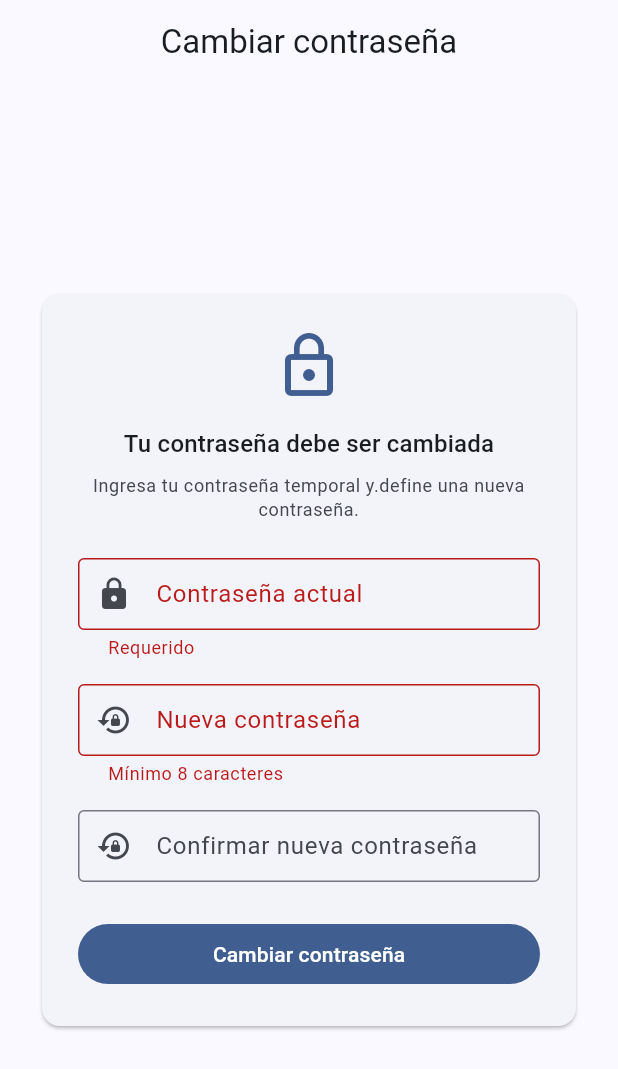
After one commit to Fivoryu/si2_p2_mobile, a Flutter app: the ChangePasswordScreen screen opened by its route, after a tap on "Cambiar contraseña", on a phone screen of 412 x 824 dp. The commit adds this screen. Shown: the top 1069 px of the screen. Run offline on Flutter 3.47's test engine with Material 3 defaults, Android fonts, the phone set to English and light mode, and no system bars; our stand-ins replace connectivity_plus, dio, flutter_map, flutter_riverpod, flutter_secure_storage, geolocator and 4 more; missing offline and left inert: record; accounts and stored records are empty.

Commit message:
feat(saas): add force password change screen and AcquireMock integration
- change_password_screen: form to change temp password on first login
- auth_session: add mustChangePassword field from JWT
- auth_api: add changePassword() method
- auth_service: persist mustChangePassword in secure storage, changePassword method
- router: /change-password route, redirect if must_change_password
- login: check mustChangePassword before navigating to home

```diff
--- a/lib/data/api/auth_api.dart
+++ b/lib/data/api/auth_api.dart
@@ -48,4 +48,14 @@ class AuthApi {
   Future<void> logout() async {
     await _dio.post<void>('/auth/logout');
   }
+
+  Future<void> changePassword({
+    required String passwordActual,
+    required String passwordNueva,
+  }) async {
+    await _dio.post<void>('/auth/change-password', data: {
+      'password_actual': passwordActual,
+      'password_nueva': passwordNueva,
+    });
+  }
 }
--- a/lib/data/models/auth_session.dart
+++ b/lib/data/models/auth_session.dart
@@ -4,12 +4,14 @@ class AuthSession {
     required this.rol,
     required this.tenantId,
     required this.usuarioId,
+    this.mustChangePassword = false,
   });
 
   final String accessToken;
   final String rol;
   final String? tenantId;
   final String usuarioId;
+  final bool mustChangePassword;
 
   factory AuthSession.fromJson(Map<String, dynamic> json) {
     return AuthSession(
@@ -17,6 +19,8 @@ class AuthSession {
       rol: json['rol'] as String,
       tenantId: json['tenant_id'] as String?,
       usuarioId: json['usuario_id'] as String,
+      mustChangePassword:
+          json['must_change_password'] as bool? ?? false,
     );
   }
 }
--- /dev/null
+++ b/lib/screens/change_password_screen.dart
@@ -0,0 +1,161 @@
+import 'package:flutter/material.dart';
+import 'package:flutter_riverpod/flutter_riverpod.dart';
+import 'package:go_router/go_router.dart';
+
+import '../core/api_errors.dart';
+import '../providers/app_providers.dart';
+
+class ChangePasswordScreen extends ConsumerStatefulWidget {
+  const ChangePasswordScreen({super.key});
+
+  @override
+  ConsumerState<ChangePasswordScreen> createState() =>
+      _ChangePasswordScreenState();
+}
+
+class _ChangePasswordScreenState extends ConsumerState<ChangePasswordScreen> {
+  final _formKey = GlobalKey<FormState>();
+  final _actualCtrl = TextEditingController();
+  final _nuevaCtrl = TextEditingController();
+  final _confirmCtrl = TextEditingController();
+  bool _saving = false;
+
+  @override
+  void dispose() {
+    _actualCtrl.dispose();
+    _nuevaCtrl.dispose();
+    _confirmCtrl.dispose();
+    super.dispose();
+  }
+
+  Future<void> _submit() async {
+    if (!_formKey.currentState!.validate()) return;
+
+    setState(() => _saving = true);
+    try {
+      final authService = ref.read(authServiceProvider);
+      await authService.changePassword(
+        passwordActual: _actualCtrl.text,
+        passwordNueva: _nuevaCtrl.text,
+      );
+      if (mounted) {
+        ScaffoldMessenger.of(context).showSnackBar(
+          const SnackBar(content: Text('Contraseña actualizada')),
+        );
+        context.go('/home');
+      }
+    } catch (e) {
+      if (mounted) {
+        ScaffoldMessenger.of(context).showSnackBar(
+          SnackBar(content: Text(messageFromDio(e))),
+        );
+      }
+    } finally {
+      if (mounted) setState(() => _saving = false);
+    }
+  }
+
+  @override
+  Widget build(BuildContext context) {
+    final theme = Theme.of(context);
+
+    return Scaffold(
+      appBar: AppBar(title: const Text('Cambiar contraseña')),
+      body: SafeArea(
+        child: Center(
+          child: SingleChildScrollView(
+            padding: const EdgeInsets.all(24),
+            child: Card(
+              child: Padding(
+                padding: const EdgeInsets.all(24),
+                child: Form(
+                  key: _formKey,
+                  child: Column(
+                    mainAxisSize: MainAxisSize.min,
+                    crossAxisAlignment: CrossAxisAlignment.stretch,
+                    children: [
+                      Icon(
+                        Icons.lock_outline,
+                        size: 48,
+                        color: theme.colorScheme.primary,
+                      ),
+                      const SizedBox(height: 16),
+                      Text(
+                        'Tu contraseña debe ser cambiada',
+                        textAlign: TextAlign.center,
+                        style: theme.textTheme.titleMedium,
+                      ),
+                      const SizedBox(height: 8),
+                      Text(
+                        'Ingresa tu contraseña temporal y.define una nueva contraseña.',
+                        textAlign: TextAlign.center,
+                        style: theme.textTheme.bodySmall?.copyWith(
+                          color: theme.colorScheme.onSurfaceVariant,
+                        ),
+                      ),
+                      const SizedBox(height: 24),
+                      TextFormField(
+                        controller: _actualCtrl,
+                        obscureText: true,
+                        decoration: const InputDecoration(
+                          labelText: 'Contraseña actual',
+                          prefixIcon: Icon(Icons.lock),
+                        ),
+                        validator: (v) =>
+                            v == null || v.isEmpty ? 'Requerido' : null,
+                      ),
+                      const SizedBox(height: 16),
+                      TextFormField(
+                        controller: _nuevaCtrl,
+                        obscureText: true,
+                        decoration: const InputDecoration(
+                          labelText: 'Nueva contraseña',
+                          prefixIcon: Icon(Icons.lock_reset),
+                        ),
+                        validator: (v) {
+                          if (v == null || v.length < 8) {
+                            return 'Mínimo 8 caracteres';
+                          }
+                          return null;
+                        },
+                      ),
+                      const SizedBox(height: 16),
+                      TextFormField(
+                        controller: _confirmCtrl,
+                        obscureText: true,
+                        decoration: const InputDecoration(
+                          labelText: 'Confirmar nueva contraseña',
+                          prefixIcon: Icon(Icons.lock_reset),
+                        ),
+                        validator: (v) {
+                          if (v != _nuevaCtrl.text) {
+                            return 'Las contraseñas no coinciden';
+                          }
+                          return null;
+                        },
+                      ),
+                      const SizedBox(height: 24),
+                      FilledButton(
+                        onPressed: _saving ? null : _submit,
+                        child: _saving
+                            ? const SizedBox(
+                                height: 20,
+                                width: 20,
+                                child: CircularProgressIndicator(
+                                  strokeWidth: 2,
+                                  color: Colors.white,
+                                ),
+                              )
+                            : const Text('Cambiar contraseña'),
+                      ),
+                    ],
+                  ),
+                ),
+              ),
+            ),
+          ),
+        ),
+      ),
+    );
+  }
+}
```
Also changed, not shown: lib/core/router.dart (+17 -2 lines), lib/screens/login_screen.dart (+6 -1 lines), lib/services/auth_service.dart (+22 -0 lines).
